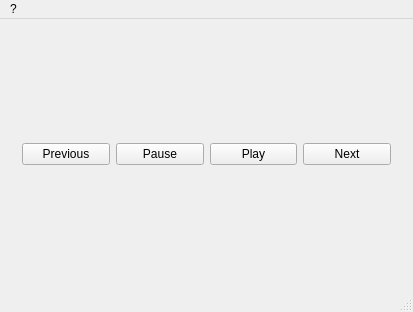
Old version of the form demos/simplestclient/smooziksimplestclientwindow.ui in the repository noviware/libsmoozik-qt.
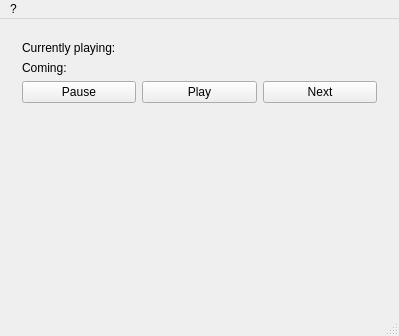
New version of the form. The open tabs and pages were chosen to show the change.

Commit message: Complete state machine for a full working Smoozik party (Qt5 only)

```diff
--- a/demos/simplestclient/smooziksimplestclientwindow.ui
+++ b/demos/simplestclient/smooziksimplestclientwindow.ui
@@ -6,8 +6,8 @@
    <rect>
     <x>0</x>
     <y>0</y>
-    <width>413</width>
-    <height>312</height>
+    <width>399</width>
+    <height>336</height>
    </rect>
   </property>
   <property name="windowTitle">
@@ -112,14 +112,44 @@
        </layout>
       </widget>
       <widget class="QWidget" name="playerPage">
+       <layout class="QVBoxLayout" name="verticalLayout_3">
+        <item>
+         <layout class="QFormLayout" name="formLayout">
+          <property name="topMargin">
+           <number>0</number>
+          </property>
+          <item row="0" column="0">
+           <widget class="QLabel" name="label">
+            <property name="text">
+             <string>Currently playing:</string>
+            </property>
+           </widget>
+          </item>
+          <item row="0" column="1">
+           <widget class="QLabel" name="currentTrackLabel">
+            <property name="text">
+             <string/>
+            </property>
+           </widget>
+          </item>
+          <item row="1" column="0">
+           <widget class="QLabel" name="label_3">
+            <property name="text">
+             <string>Coming:</string>
+            </property>
+           </widget>
+          </item>
+          <item row="1" column="1">
+           <widget class="QLabel" name="nextTrackLabel">
+            <property name="text">
+             <string/>
+            </property>
+           </widget>
+          </item>
+         </layout>
+        </item>
+        <item>
        <layout class="QHBoxLayout" name="horizontalLayout_2">
-        <item>
-         <widget class="QPushButton" name="previousButton">
-          <property name="text">
-           <string>Previous</string>
-          </property>
-         </widget>
-        </item>
         <item>
          <widget class="QPushButton" name="pauseButton">
           <property name="text">
@@ -142,6 +172,21 @@
          </widget>
         </item>
        </layout>
+        </item>
+        <item>
+         <spacer name="verticalSpacer_3">
+          <property name="orientation">
+           <enum>Qt::Vertical</enum>
+          </property>
+          <property name="sizeHint" stdset="0">
+           <size>
+            <width>20</width>
+            <height>40</height>
+           </size>
+          </property>
+         </spacer>
+        </item>
+       </layout>
       </widget>
      </widget>
     </item>
@@ -152,7 +197,7 @@
     <rect>
      <x>0</x>
      <y>0</y>
-     <width>413</width>
+     <width>399</width>
      <height>26</height>
     </rect>
    </property>
```
Left out of the diff: 2 changed lines with no effect on the pictures. Lines whose indentation alone changed are shown as unchanged. The commit also changes 2 other files.
